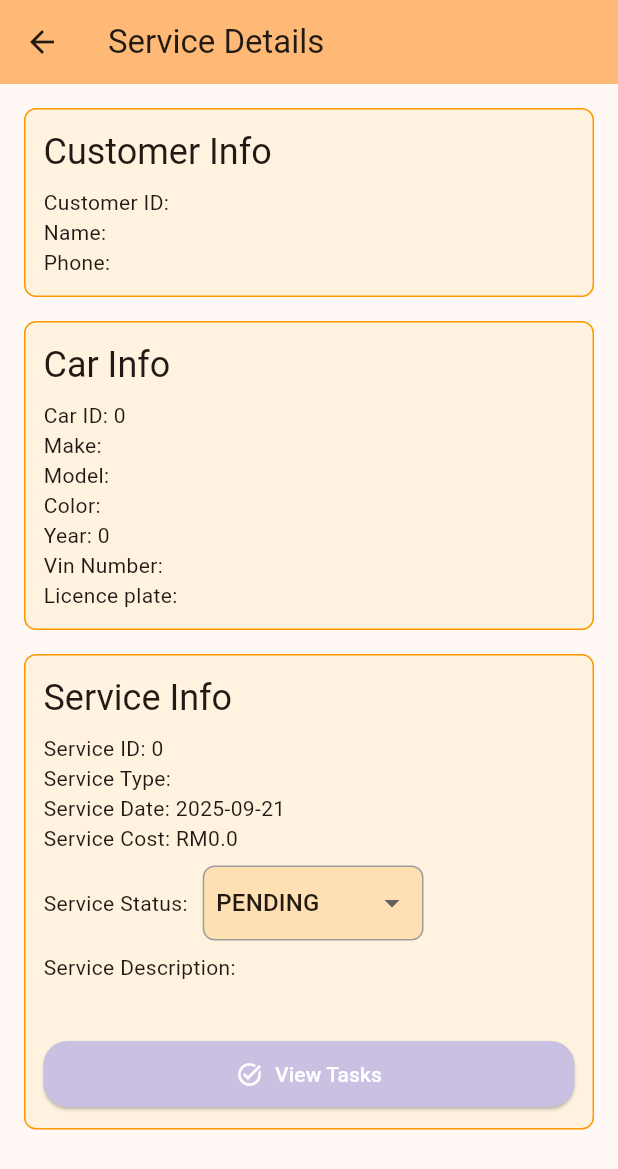
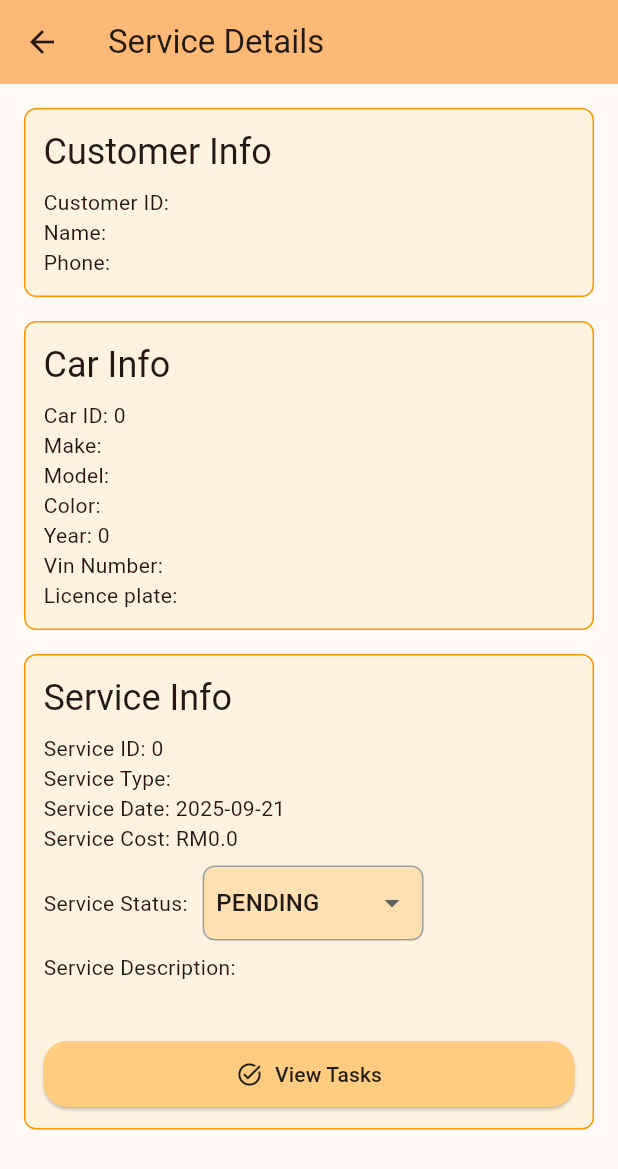
Before and after one commit to Argomut/ottophix, a Flutter app: the ServicePage screen opened directly with empty values, on a phone screen of 412 x 824 dp. Shown: the top 1169 px of the screen. Run offline on Flutter 3.47's test engine with Material 3 defaults, Android fonts, the light colour scheme and no system bars; our stand-ins replace app_links, file_picker, image_picker, open_filex, shared_preferences, sqflite and 1 more; accounts and stored records are empty.

Commit message:
Final commit

```diff
--- a/lib/ServicePage.dart
+++ b/lib/ServicePage.dart
@@ -252,10 +252,10 @@ class _ServicePageState extends State<ServicePage> {
                           ),
                         );
                       },
-                      icon: const Icon(Icons.task_alt, color: Colors.white),
-                      label: const Text('View Tasks', style: TextStyle(color: Colors.white)),
+                      icon: const Icon(Icons.task_alt, color: Colors.black87),
+                      label: const Text('View Tasks', style: TextStyle(color: Colors.black87)),
                       style: ElevatedButton.styleFrom(
-                        backgroundColor: const Color(0xFFC9C0E2),
+                        backgroundColor: Colors.orange[200],
                         padding: const EdgeInsets.symmetric(horizontal: 24, vertical: 12),
                         shape: RoundedRectangleBorder(
                           borderRadius: BorderRadius.circular(16.0),
--- a/lib/TaskMain.dart
+++ b/lib/TaskMain.dart
@@ -513,8 +513,10 @@ class _TaskMainState extends State<TaskMain> {
         title: Text(widget.serviceId != null ? 'Tasks for Service ${widget.serviceId}' : 'Tasks'),
         centerTitle: true,
         leading: IconButton(
-          icon: const Icon(Icons.menu),
-          onPressed: () {},
+          icon: const Icon(Icons.arrow_back),
+          onPressed: () {
+            Navigator.of(context).pop();
+          },
         ),
         actions: [
           IconButton(
```
Also changed, not shown: lib/AddServicePage.dart (+12 -1 lines).
